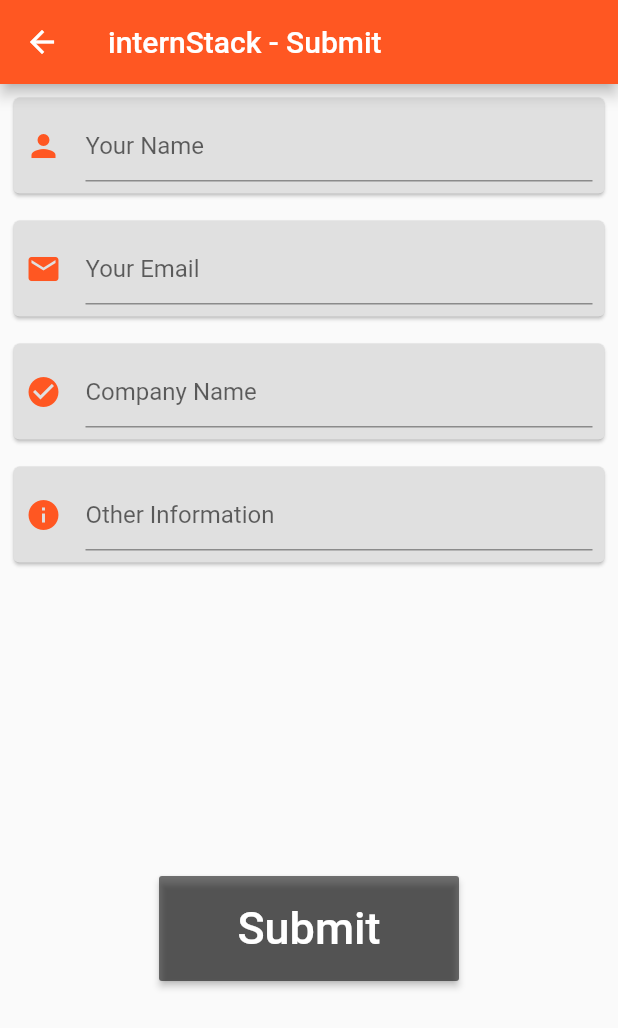
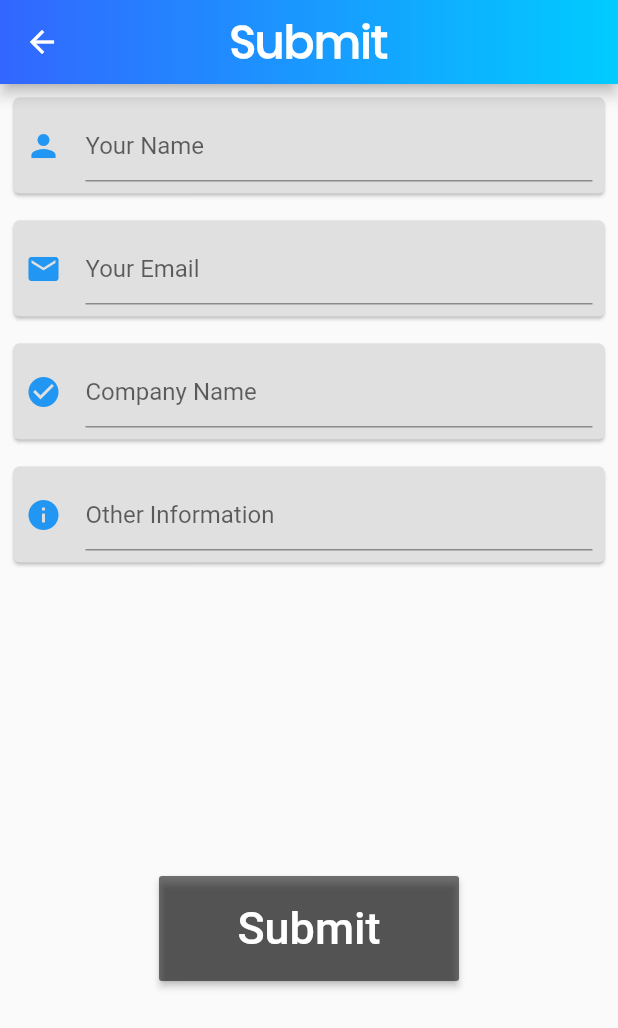
Before and after one commit to cbeardsmore/internStack, a Flutter app: the ListingPage screen opened directly, after a tap on the "add" icon, on a phone screen of 412 x 824 dp. Shown: the top 1028 px of the screen. Run offline on Flutter 3.47's test engine with Material 2 defaults, Android fonts, the light colour scheme and no system bars; our stand-ins replace cloud_firestore; accounts and stored records are empty.

Commit message:
All pages use new gradient bar with blue theming

```diff
--- a/lib/about.dart
+++ b/lib/about.dart
@@ -1,10 +1,10 @@
 import 'package:flutter/material.dart';
-import 'layout_widget.dart';
+import 'gradient_app_bar.dart';
 
 class AboutPage extends StatelessWidget {
   @override
   Widget build(BuildContext context) {
     return Scaffold(
-        body: GradientAppBar("About Us"));
+        appBar: new AppBar(flexibleSpace: GradientAppBar("About Us")));
   }
 }
--- a/lib/listing.dart
+++ b/lib/listing.dart
@@ -2,6 +2,7 @@
 import 'company_list.dart';
 import 'about.dart';
 import 'submission.dart';
+import 'gradient_app_bar.dart';
 
 class ListingPage extends StatelessWidget {
   ListingPage({Key key, this.title}) : super(key: key);
@@ -18,7 +19,7 @@
   }
 
   AppBar _buildAppBar(BuildContext context) {
-    return AppBar(title: Text(title), actions: <Widget>[
+    return AppBar(flexibleSpace: GradientAppBar(title), actions: <Widget>[
       Container(
         child: IconButton(
           icon: Icon(Icons.person_outline, color: Colors.white),
--- a/lib/main.dart
+++ b/lib/main.dart
@@ -9,7 +9,7 @@
     return MaterialApp(
       title: 'internStack',
       theme: ThemeData(
-        primarySwatch: Colors.deepOrange,
+        primarySwatch: Colors.blue,
       ),
       home: EntryPage(),
     );
--- a/lib/submission.dart
+++ b/lib/submission.dart
@@ -1,11 +1,12 @@
 import 'package:flutter/material.dart';
 import 'package:cloud_firestore/cloud_firestore.dart';
+import 'gradient_app_bar.dart';
 
 class SubmissionPage extends StatelessWidget {
   @override
   Widget build(BuildContext context) {
     return Scaffold(
-      appBar: AppBar(title: Text('internStack - Submit')),
+      appBar: AppBar(flexibleSpace: new GradientAppBar('Submit')),
       body: SubmitForm(),
     );
   }
@@ -79,7 +80,7 @@
             child: TextFormField(
               decoration: InputDecoration(
                   hintText: 'Your Name',
-                  icon: Icon(Icons.person, color: Colors.deepOrange)),
+                  icon: Icon(Icons.person, color: Colors.blue)),
               controller: _controllers._nameTextController,
               validator: (value) {
                 if (value.length < 5) {
@@ -97,7 +98,7 @@
             child: TextFormField(
               decoration: InputDecoration(
                   hintText: 'Your Email',
-                  icon: Icon(Icons.email, color: Colors.deepOrange)),
+                  icon: Icon(Icons.email, color: Colors.blue)),
               keyboardType: TextInputType.emailAddress,
               controller: _controllers._emailTextController,
               validator: (value) {
@@ -116,7 +117,7 @@
             child: TextFormField(
               decoration: InputDecoration(
                   hintText: 'Company Name',
-                  icon: Icon(Icons.check_circle, color: Colors.deepOrange)),
+                  icon: Icon(Icons.check_circle, color: Colors.blue)),
               controller: _controllers._companyTextController,
               validator: (value) {
                 if (value.length < 3) {
@@ -134,7 +135,7 @@
             child: TextFormField(
               decoration: InputDecoration(
                   hintText: 'Other Information',
-                  icon: Icon(Icons.info, color: Colors.deepOrange)),
+                  icon: Icon(Icons.info, color: Colors.blue)),
               controller: _controllers._otherTextController,
             ),
           ),
```
Also changed, not shown: lib/gradient_app_bar.dart (renamed from lib/layout_widget.dart, +2 -6 lines).
